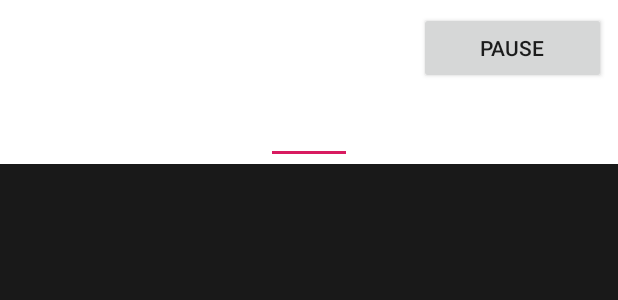
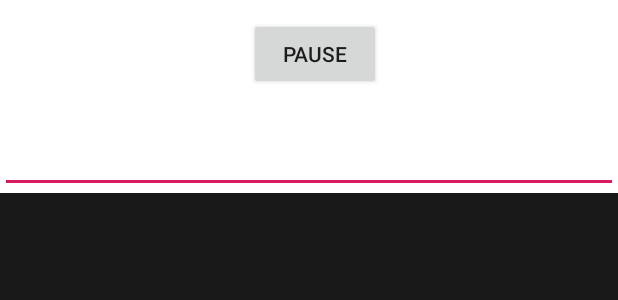
Before and after one commit to Clement-Torti/speed-typing, an Android app: the layout activity_game.xml on its own in the app's theme, with its tools: preview values and no code run, on a phone screen of 412 x 824 dp. Shown: the top 300 px of the screen. Run offline under Robolectric (Android 15) with nearby library versions, the phone set to English and light mode, and no system bars.

Commit message:
Modif sur l'affichage

```diff
--- a/android/app/src/main/java/com/example/speed_typing/GameActivity.java
+++ b/android/app/src/main/java/com/example/speed_typing/GameActivity.java
@@ -18,6 +18,7 @@ import com.example.speed_typing.model.Observer.IObserver;
 import com.example.speed_typing.model.Word;
 
 import java.io.Serializable;
+import java.text.DecimalFormat;
 import java.util.ArrayList;
 import java.util.HashMap;
 import java.util.List;
@@ -145,7 +146,9 @@ public class GameActivity extends BaseActivity implements IObserver {
     private void updateUI() {
         // Temps
         tempsView.setText(getResources().getString(R.string.time) + ": " + partie.getChrono());
-        nbCaracteresView.setText(getResources().getString(R.string.nbCaracterePerSec) + ": " + partie.nbCaracterePerSec());
+        DecimalFormat format = new DecimalFormat();
+        format.setMaximumFractionDigits(2);
+        nbCaracteresView.setText(getResources().getString(R.string.nbCaracterePerSec) + ": " + format.format(partie.nbCaracterePerSec()));
         nbMotsEcritsView.setText(getResources().getString(R.string.nbWordWrite) + ": " + partie.getNbWordWrite());
         nbMotsRatesView.setText(getResources().getString(R.string.nbWordMissed) + ": " + partie.getNbWordFailed());
         nbLifeView.setText(getResources().getString(R.string.nbLife) + ": " + partie.getNbLife());
--- a/android/app/src/main/java/com/example/speed_typing/model/Observer/Partie.java
+++ b/android/app/src/main/java/com/example/speed_typing/model/Observer/Partie.java
@@ -128,7 +128,10 @@ public class Partie extends Subject implements Serializable, IObserver{
     public void chronoUpdate() {
         chrono++;
 
-        addNewWord();
+        if(chrono % 2 == 0) {
+            addNewWord();
+        }
+
     }
 
     /*
--- a/android/app/src/main/res/layout/activity_game.xml
+++ b/android/app/src/main/res/layout/activity_game.xml
@@ -12,77 +12,91 @@
     <TableRow
         android:layout_width="fill_parent"
         android:layout_height="wrap_content"
-        android:gravity="right"
         android:background="@color/colorWhite"
         >
 
+        <LinearLayout
+            android:orientation="horizontal"
+            android:layout_width="match_parent"
+            android:layout_height="wrap_content"
+            android:layout_gravity="center"
+            android:layout_marginTop="8dp"
+            android:weightSum="3">
+
+            <LinearLayout
+                android:orientation="vertical"
+                android:layout_width="wrap_content"
+                android:layout_height="wrap_content"
+                android:layout_marginRight="8dp"
+                android:layout_weight="1">
+
                 <TextView
-            android:layout_marginStart="8dp"
-            android:layout_marginLeft="8dp"
-            android:layout_marginTop="8dp"
-            android:layout_marginEnd="8dp"
-            android:layout_marginRight="8dp"
+                    android:layout_height="wrap_content"
+                    android:layout_width="wrap_content"
+                    android:id="@+id/nbMotEcrits"
+                    android:lines="1"
                     android:layout_marginBottom="8dp"
-            android:id="@+id/nbMotEcrits"
-            android:lines="2"
                     />
                 <TextView
-            android:layout_marginStart="8dp"
-            android:layout_marginLeft="8dp"
-            android:layout_marginTop="8dp"
-            android:layout_marginEnd="8dp"
-            android:layout_marginRight="8dp"
+                    android:layout_height="wrap_content"
+                    android:layout_width="wrap_content"
+                    android:id="@+id/nbMotsRates"
+                    android:lines="1"
+                    />
+            </LinearLayout>
+
+            <LinearLayout
+                android:orientation="vertical"
+                android:layout_height="wrap_content"
+                android:layout_width="wrap_content"
+                >
+
+                <TextView
+                    android:layout_height="wrap_content"
+                    android:layout_width="wrap_content"
+                    android:id="@+id/nbCaracteres"
+                    android:lines="1"
                     android:layout_marginBottom="8dp"
-            android:id="@+id/nbMotsRates"
-            android:lines="2"
-            />
-        <TextView
-            android:layout_marginStart="8dp"
-            android:layout_marginLeft="8dp"
-            android:layout_marginTop="8dp"
-            android:layout_marginEnd="8dp"
-            android:layout_marginRight="8dp"
-            android:layout_marginBottom="8dp"
-            android:id="@+id/nbCaracteres"
-            android:lines="2"
                     />
 
                 <TextView
-            android:layout_marginStart="8dp"
-            android:layout_marginLeft="8dp"
-            android:layout_marginTop="8dp"
-            android:layout_marginEnd="8dp"
-            android:layout_marginRight="8dp"
-            android:layout_marginBottom="8dp"
+                    android:layout_height="wrap_content"
+                    android:layout_width="wrap_content"
                     android:id="@+id/nbLife"
-            android:lines="2"
+                    android:lines="1"
                     />
 
-        <TextView
-            android:layout_marginStart="8dp"
-            android:layout_marginLeft="8dp"
-            android:layout_marginTop="8dp"
-            android:layout_marginEnd="8dp"
-            android:layout_marginRight="8dp"
-            android:layout_marginBottom="8dp"
-            android:id="@+id/temps"
+            </LinearLayout>
 
-            />
 
+            <LinearLayout
+                android:orientation="vertical"
+                android:layout_width="wrap_content"
+                android:layout_height="wrap_content">
 
                 <Button
                     android:id="@+id/pauseBtn"
                     android:layout_width="wrap_content"
                     android:layout_height="wrap_content"
-            android:layout_marginStart="8dp"
-            android:layout_marginLeft="8dp"
-            android:layout_marginTop="8dp"
-            android:layout_marginEnd="8dp"
-            android:layout_marginRight="8dp"
                     android:layout_marginBottom="8dp"
                     android:text="@string/pause_btn"
 
                     />
+
+                <TextView
+                    android:layout_width="wrap_content"
+                    android:layout_height="wrap_content"
+                    android:id="@+id/temps"
+                    />
+
+
+            </LinearLayout>
+
+
+
+        </LinearLayout>
+
+
 
     </TableRow>
 
```
Lines whose indentation alone changed are shown as unchanged.
